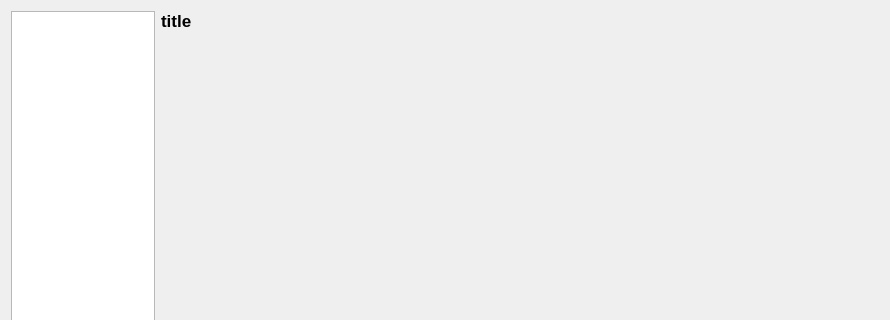
The window that lib/Config/Config.ui (F8LEFT/ART) describes before a commit, drawn with Qt 5; both pictures show x 0 to 890 and y 0 to 320 of the 890 by 522 pixel window.
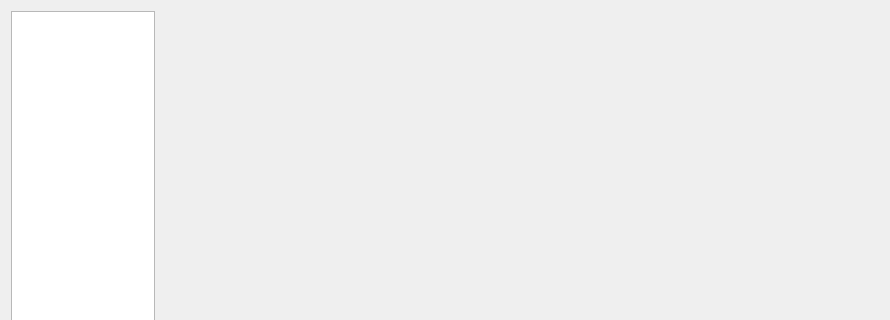
The same window after the commit.

Patch:
```diff
--- a/lib/Config/Config.ui
+++ b/lib/Config/Config.ui
@@ -50,29 +50,6 @@
       <property name="bottomMargin">
        <number>0</number>
       </property>
-      <item row="0" column="0">
-       <widget class="QLabel" name="mWidgetTitle">
-        <property name="sizePolicy">
-         <sizepolicy hsizetype="Preferred" vsizetype="Fixed">
-          <horstretch>0</horstretch>
-          <verstretch>0</verstretch>
-         </sizepolicy>
-        </property>
-        <property name="font">
-         <font>
-          <pointsize>13</pointsize>
-          <weight>75</weight>
-          <bold>true</bold>
-         </font>
-        </property>
-        <property name="text">
-         <string>title</string>
-        </property>
-       </widget>
-      </item>
-      <item row="1" column="0">
-       <widget class="QWidget" name="mWidget" native="true"/>
-      </item>
      </layout>
     </widget>
    </item>
```
Left out of the diff: 30 changed lines with no effect on the pictures.
